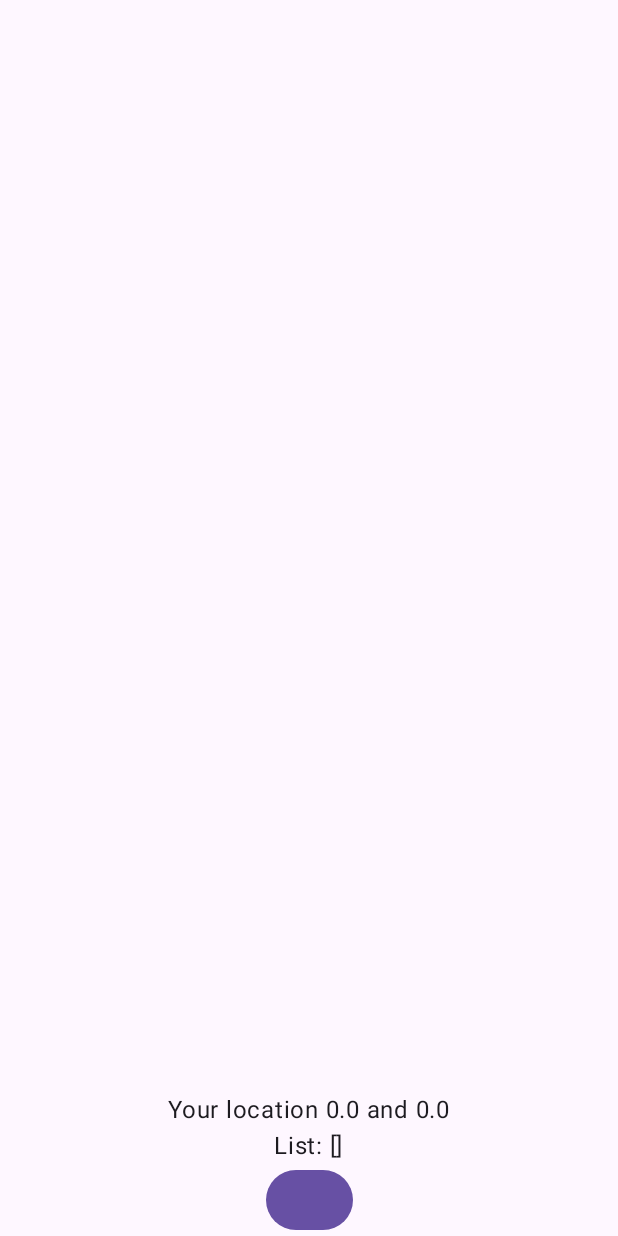
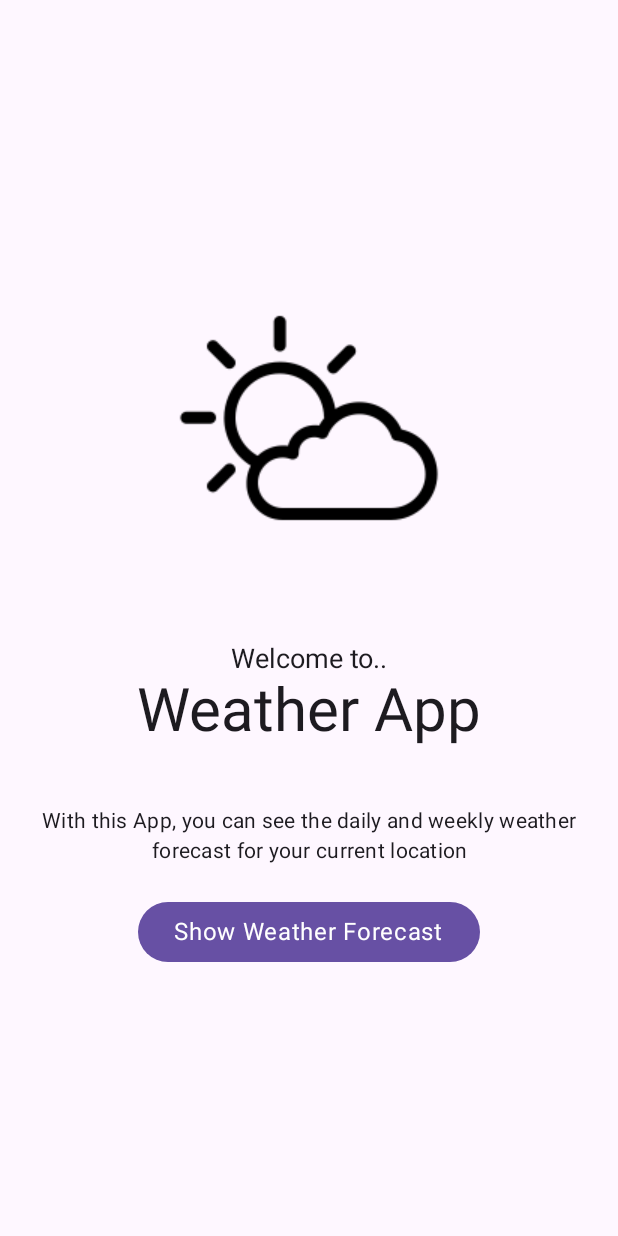
Before and after one commit to AAVCI19/weather-condition-application, an Android app built with Jetpack Compose: the screen it shows after launch (MainActivity), on a phone screen of 412 x 824 dp. Run offline under Robolectric (Android 15) with nearby library versions, the phone set to English and light mode, and no system bars.

Commit message:
ui development for the opening screen

```diff
--- a/app/src/main/java/com/example/weatherconditionapplication/MainActivity.kt
+++ b/app/src/main/java/com/example/weatherconditionapplication/MainActivity.kt
@@ -13,10 +13,14 @@ import androidx.activity.compose.rememberLauncherForActivityResult
 import androidx.activity.compose.setContent
 import androidx.activity.result.contract.ActivityResultContracts
 import androidx.annotation.RequiresApi
+import androidx.compose.foundation.Image
 import androidx.compose.foundation.layout.Arrangement
 import androidx.compose.foundation.layout.Box
 import androidx.compose.foundation.layout.Column
+import androidx.compose.foundation.layout.Spacer
 import androidx.compose.foundation.layout.fillMaxSize
+import androidx.compose.foundation.layout.height
+import androidx.compose.foundation.layout.width
 import androidx.compose.material3.Button
 import androidx.compose.material3.MaterialTheme
 import androidx.compose.material3.Surface
@@ -31,6 +35,9 @@ import androidx.compose.runtime.setValue
 import androidx.compose.ui.Alignment
 import androidx.compose.ui.Modifier
 import androidx.compose.ui.platform.LocalContext
+import androidx.compose.ui.res.painterResource
+import androidx.compose.ui.text.style.TextAlign
+import androidx.compose.ui.unit.dp
 import androidx.core.content.ContextCompat
 import androidx.lifecycle.viewmodel.compose.viewModel
 import com.example.weatherconditionapplication.data.FetchData
@@ -38,6 +45,7 @@ import com.example.weatherconditionapplication.data.WeatherUiState
 import com.example.weatherconditionapplication.data.WeatherViewModel
 import com.example.weatherconditionapplication.ui.WeatherScreen
 import com.example.weatherconditionapplication.ui.theme.AppTheme
+import com.example.weatherconditionapplication.ui.theme.AppTypography
 import com.google.android.gms.location.FusedLocationProviderClient
 import com.google.android.gms.location.LocationCallback
 import com.google.android.gms.location.LocationRequest
@@ -153,12 +161,44 @@ class MainActivity : ComponentActivity() {
             Box(modifier = Modifier.fillMaxSize()){
                 Column(
                     modifier = Modifier.fillMaxSize(),
-                    verticalArrangement = Arrangement.Bottom,
+                    verticalArrangement = Arrangement.Center,
+                    //verticalArrangement = Arrangement.Bottom,
                     horizontalAlignment = Alignment.CenterHorizontally
                 ) {
-                    Text(text = "Your location ${weatherUiState.currentLocation.latitude} and ${weatherUiState.currentLocation.longitude}")
-                    Text(text = "List: ${weatherUiState.weatherInfoList}")
-                    Button(onClick = {
+
+                    Image(
+                        painter = painterResource(id = R.drawable.partly_cloudy),
+                        contentDescription = null,
+                        modifier = Modifier
+                            .width(200.dp)
+                            .height(200.dp)
+                    )
+                    Spacer(modifier = Modifier.height(50.dp))
+                    MaterialTheme(
+                        typography = AppTypography
+                    ) {
+                        Text(
+                            text = "Welcome to..",
+                            style = MaterialTheme.typography.titleSmall,
+                            color = MaterialTheme.colorScheme.onBackground
+                        )
+                        Text(
+                            text = "Weather App",
+                            style = MaterialTheme.typography.titleLarge,
+                            color = MaterialTheme.colorScheme.onBackground
+                        )
+                    }
+
+                    Spacer(modifier = Modifier.height(40.dp))
+                    Text(
+                        text = "With this App, you can see the daily and weekly weather forecast for your current location",
+                        style = MaterialTheme.typography.bodyMedium,
+                        color = MaterialTheme.colorScheme.onBackground,
+                        textAlign = TextAlign.Center
+                    )
+                    Spacer(modifier = Modifier.height(20.dp))
+                    Button(
+                        onClick = {
                         if (permissions.all {
                                 ContextCompat.checkSelfPermission(
                                     context,
@@ -169,13 +209,15 @@ class MainActivity : ComponentActivity() {
                             viewModel.setIsShowingWeatherPage(true)
                             viewModel.SetLocationAdress(context, LatLng(weatherUiState.currentLocation.latitude, weatherUiState.currentLocation.longitude))
 
-
                         } else {
                             requestPermissionLauncher.launch(permissions)
-
                         }
                     }) {
-
+                        Text(
+                            text = "Show Weather Forecast",
+                            style = MaterialTheme.typography.bodyLarge,
+                            color = MaterialTheme.colorScheme.onPrimary
+                        )
 
                     }
 
--- a/app/src/main/java/com/example/weatherconditionapplication/ui/theme/Type.kt
+++ b/app/src/main/java/com/example/weatherconditionapplication/ui/theme/Type.kt
@@ -7,28 +7,42 @@ import androidx.compose.ui.text.font.FontWeight
 import androidx.compose.ui.unit.sp
 
 // Set of Material typography styles to start with
-val Typography = Typography(
+val AppTypography = Typography(
     bodyLarge = TextStyle(
         fontFamily = FontFamily.Default,
         fontWeight = FontWeight.Normal,
         fontSize = 16.sp,
         lineHeight = 24.sp,
         letterSpacing = 0.5.sp
-    )
-    /* Other default text styles to override
+    ),
+
     titleLarge = TextStyle(
-        fontFamily = FontFamily.Default,
+        fontFamily = FontFamily.SansSerif,
+        fontWeight = FontWeight.Normal,
+        fontSize = 40.sp,
+        lineHeight = 40.sp,
+        letterSpacing = 0.sp
+    ),
+    titleMedium = TextStyle(
+        fontFamily = FontFamily.SansSerif,
         fontWeight = FontWeight.Normal,
         fontSize = 22.sp,
         lineHeight = 28.sp,
         letterSpacing = 0.sp
     ),
+    titleSmall = TextStyle(
+        fontFamily = FontFamily.SansSerif,
+        fontWeight = FontWeight.Normal,
+        fontSize = 18.sp,
+        lineHeight = 24.sp,
+        letterSpacing = 0.sp
+    ),
     labelSmall = TextStyle(
-        fontFamily = FontFamily.Default,
+        fontFamily = FontFamily.SansSerif,
         fontWeight = FontWeight.Medium,
         fontSize = 11.sp,
         lineHeight = 16.sp,
         letterSpacing = 0.5.sp
     )
-    */
+
 )
```
